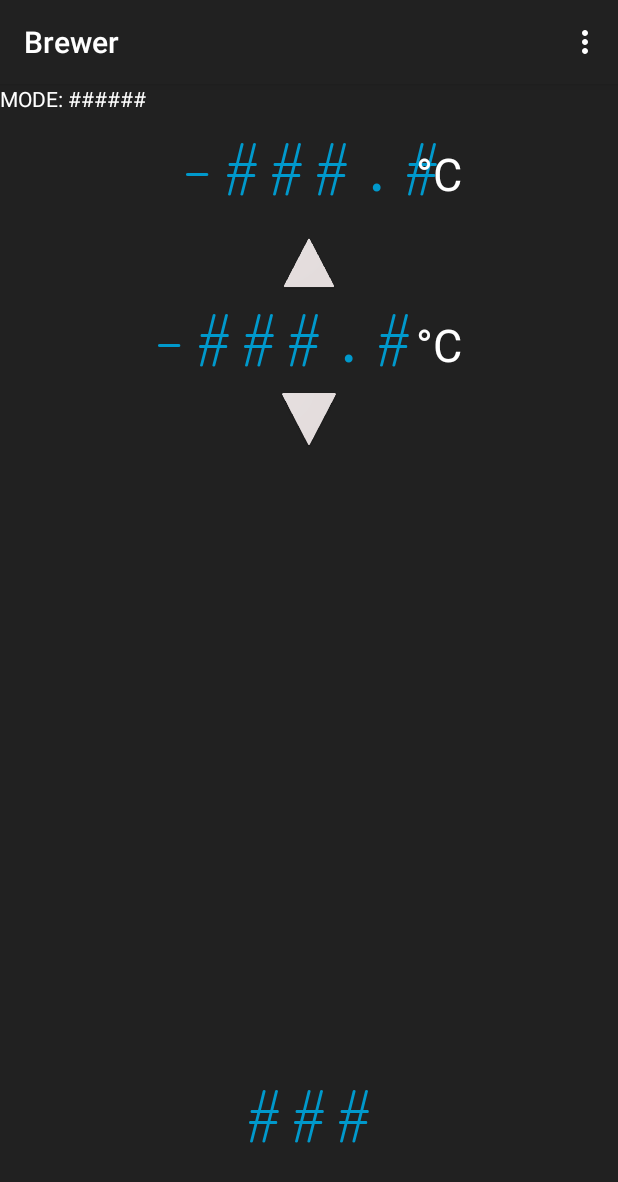
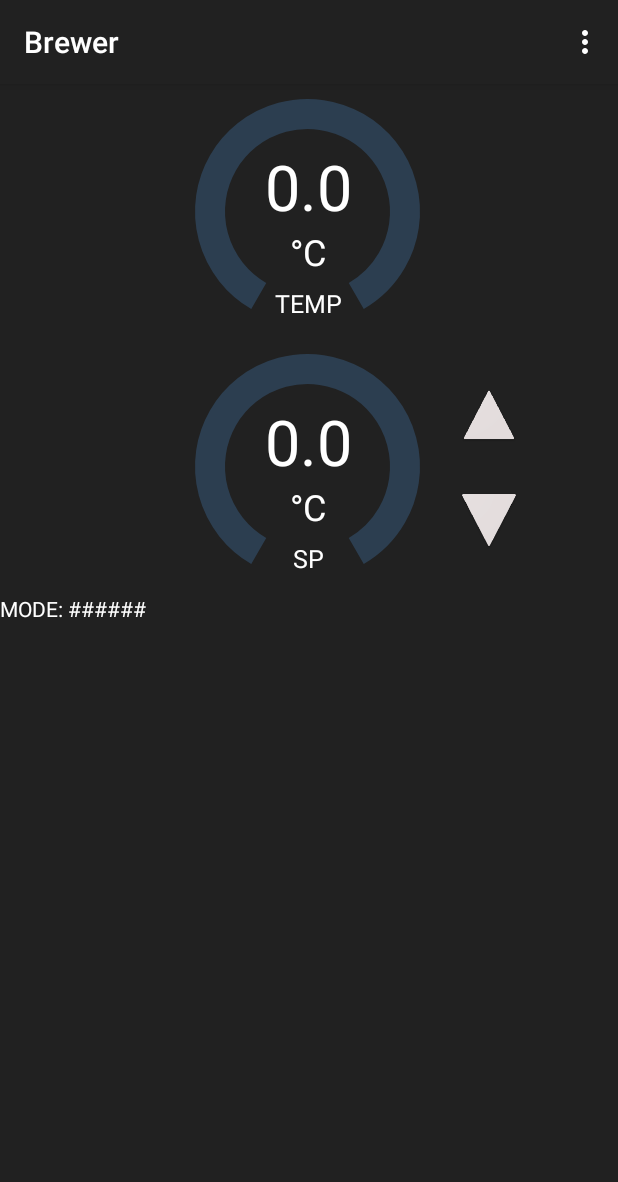
Before and after one commit to erostamas/brewer_android, an Android app: the screen it shows after launch (MainActivity), on a phone screen of 412 x 824 dp. Shown: the top 1182 px of the screen. Run offline under Robolectric (Android 15) with nearby library versions, the phone set to English and light mode, and no system bars; 1 statement that could not run was skipped.

Commit message:
Temp gauge - onclick event - need to separate sp and temp Power gauge - only started UI almost done

```diff
--- /dev/null
+++ b/Brewer/app/src/main/java/erostamas/brewer/Views/TemperatureGauge.java
@@ -0,0 +1,148 @@
+package erostamas.brewer.Views;
+
+import android.content.Context;
+import android.content.DialogInterface;
+import android.content.res.TypedArray;
+import android.graphics.Canvas;
+import android.graphics.Color;
+import android.graphics.LinearGradient;
+import android.graphics.Paint;
+import android.graphics.Path;
+import android.graphics.RadialGradient;
+import android.graphics.RectF;
+import android.graphics.Shader;
+import android.graphics.SweepGradient;
+import android.support.annotation.Nullable;
+import android.support.v7.app.AlertDialog;
+import android.text.InputType;
+import android.text.method.DigitsKeyListener;
+import android.util.AttributeSet;
+import android.view.View;
+import android.widget.EditText;
+
+import erostamas.brewer.R;
+
+import static android.graphics.Color.parseColor;
+
+/**
+ * Created by etamero on 2017.09.17..
+ */
+
+public class TemperatureGauge extends View implements View.OnClickListener {
+
+    private static final String _unit = "°C";
+    private String _name = new String();
+
+    private double _value = 0;
+    private double _min = 0.0;
+    private double _max = 100.0;
+
+    public TemperatureGauge(Context context) {
+        super(context);
+        init(null);
+    }
+
+    public TemperatureGauge(Context context, @Nullable AttributeSet attrs) {
+        super(context, attrs);
+        TypedArray ta = context.obtainStyledAttributes(attrs, R.styleable.TemperatureGauge, 0, 0);
+        try {
+            _name = ta.getString(R.styleable.TemperatureGauge_name);
+        } finally {
+            ta.recycle();
+        }
+        init(attrs);
+    }
+
+    public TemperatureGauge(Context context, @Nullable AttributeSet attrs, int defStyleAttr) {
+        super(context, attrs, defStyleAttr);
+        init(attrs);
+    }
+
+    private void init(@Nullable AttributeSet set) {
+        this.setOnClickListener(this);
+    }
+
+    public void set(double value) {
+        _value = value;
+        invalidate();
+    }
+
+    @Override
+    protected void onDraw(Canvas canvas) {
+        super.onDraw(canvas);
+        drawArcs(canvas);
+        drawValue(canvas);
+        drawName(canvas);
+    }
+
+    private void drawArcs(Canvas canvas) {
+        int x = getWidth();
+        int y = getHeight();
+        RectF topRect = new RectF(30, 30, x - 30, y - 30);
+        Paint paint =  new Paint();
+        paint.setStrokeWidth(30);
+        paint.setStyle(Paint.Style.STROKE);
+        int [] colors = {parseColor("#2471A3"), parseColor("#F7DC6F"), parseColor("#FF0000")};
+        float[] positions = {0.0f, 0.5f, 1f};
+        canvas.save();
+        canvas.rotate(90, x / 2, y / 2);
+        paint.setColor(parseColor("#2C3E50"));
+        canvas.drawArc (topRect, 30, 300, false, paint);
+        paint.setShader(new SweepGradient(x / 2, y / 2, colors, positions));
+        canvas.drawArc (topRect, 30, (float)(_value / (_max - _min) * 300), false, paint);
+        canvas.restore();
+    }
+
+    void drawValue(Canvas canvas) {
+        int x = getWidth();
+        int y = getHeight();
+        Paint paint = new Paint();
+        paint.setColor(Color.WHITE);
+
+        paint.setTextSize(y / 4);
+        String text = String.valueOf(_value);
+        canvas.drawText(text, x / 2 - paint.measureText(text) / 2, y / 2, paint);
+        paint.setTextSize(y / 7);
+        canvas.drawText(_unit, x / 2 - paint.measureText(_unit) / 2, y * 5 / 7, paint);
+    }
+
+    void drawName(Canvas canvas) {
+        int x = getWidth();
+        int y = getHeight();
+        Paint paint = new Paint();
+        paint.setColor(Color.WHITE);
+
+        paint.setTextSize(y / 10);
+        canvas.drawText(_name, x / 2 - paint.measureText(_name) / 2, y * 9 / 10, paint);
+    }
+
+    @Override
+    protected void onMeasure(int widthMeasureSpec, int heightMeasureSpec) {
+        super.onMeasure(widthMeasureSpec, widthMeasureSpec);
+    }
+
+    @Override
+    public void onClick(View v) {
+        AlertDialog.Builder builder = new AlertDialog.Builder(this.getContext());
+        builder.setTitle("Title");
+
+        final EditText input = new EditText(this.getContext());
+        input.setInputType(InputType.TYPE_CLASS_NUMBER);
+        builder.setView(input);
+
+        builder.setPositiveButton("OK", new DialogInterface.OnClickListener() {
+            @Override
+            public void onClick(DialogInterface dialog, int which) {
+                // = input.getText().toString();
+            }
+        });
+        builder.setNegativeButton("Cancel", new DialogInterface.OnClickListener() {
+            @Override
+            public void onClick(DialogInterface dialog, int which) {
+                dialog.cancel();
+            }
+        });
+
+        builder.show();
+    }
+}
--- a/Brewer/app/src/main/res/layout/fragment_control.xml
+++ b/Brewer/app/src/main/res/layout/fragment_control.xml
@@ -7,102 +7,54 @@
     tools:context="erostamas.brewer.ControlFragment">
 
     <!-- TODO: Update blank fragment layout -->
+
+    <erostamas.brewer.Views.TemperatureGauge
+        xmlns:customNS="http://schemas.android.com/apk/res/erostamas.brewer"
+        android:id="@+id/current_temp"
+        customNS:name="TEMP"
+        android:layout_width="170dp"
+        android:layout_height="match_parent"
+        android:layout_alignParentTop="true"
+        android:layout_centerHorizontal="true" />
+
+    <erostamas.brewer.Views.TemperatureGauge
+        xmlns:customNS="http://schemas.android.com/apk/res/erostamas.brewer"
+        android:id="@+id/setpoint"
+        customNS:name="SP"
+        android:layout_width="170dp"
+        android:layout_height="match_parent"
+        android:layout_below="@+id/current_temp"
+        android:layout_centerHorizontal="true"
+        android:inputType="number"/>
+
     <TextView
         android:id="@+id/current_mode"
         android:layout_width="wrap_content"
         android:layout_height="wrap_content"
-        android:layout_alignParentStart="true"
-        android:layout_alignParentTop="true"
+        android:layout_below="@+id/setpoint"
         android:text="MODE: ######"
         android:textColor="@android:color/background_light" />
 
-    <TextView
-        android:id="@+id/current_temp"
-        android:layout_width="wrap_content"
-        android:layout_height="wrap_content"
-        android:fontFamily="serif-monospace"
-        android:numeric="decimal"
-        android:text="-###.#"
-        android:textAlignment="center"
-        android:textColor="@android:color/holo_blue_dark"
-        android:textSize="50sp"
-        android:layout_below="@+id/current_mode"
-        android:layout_marginTop="10dp"
-        android:layout_centerHorizontal="true"/>
-
-    <TextView
-        android:id="@+id/setpoint"
-        android:layout_width="wrap_content"
-        android:layout_height="wrap_content"
-        android:layout_below="@+id/increase_setpoint_button"
-        android:layout_centerHorizontal="true"
-        android:layout_gravity="left|center_vertical"
-        android:layout_toEndOf="@+id/current_mode"
-        android:fontFamily="serif-monospace"
-        android:gravity="center"
-        android:numeric="decimal"
-        android:text="-###.#"
-        android:textAlignment="center"
-        android:textColor="@android:color/holo_blue_dark"
-        android:textSize="50sp" />
-
     <ImageButton
         android:id="@+id/increase_setpoint_button"
-        android:layout_width="wrap_content"
-        android:layout_height="wrap_content"
-        android:layout_centerInParent="true"
+        android:layout_width="70dp"
+        android:layout_height="70dp"
+        android:layout_alignTop="@+id/setpoint"
+        android:layout_centerHorizontal="true"
         android:layout_marginBottom="0dp"
+        android:layout_marginTop="15dp"
+        android:layout_toRightOf="@+id/setpoint"
         android:background="@null"
-        android:src="@mipmap/increase"
-        android:layout_below="@+id/current_temp"
-        android:layout_marginTop="10dp"
-        android:layout_centerHorizontal="true"/>
+        android:src="@mipmap/increase" />
 
     <ImageButton
         android:id="@+id/decrease_setpoint_button"
-        android:layout_width="wrap_content"
-        android:layout_height="wrap_content"
+        android:layout_width="70dp"
+        android:layout_height="70dp"
         android:src="@mipmap/decrease"
         android:background="@null"
-        android:layout_below="@+id/setpoint"
-        android:layout_centerHorizontal="true"/>
+        android:layout_below="@+id/increase_setpoint_button"
+        android:layout_toRightOf="@+id/setpoint"/>
 
-    <TextView
-        android:id="@+id/current_output"
-        android:layout_width="wrap_content"
-        android:layout_height="wrap_content"
-        android:layout_gravity="left|center_vertical"
-        android:fontFamily="serif-monospace"
-        android:gravity="center"
-        android:numeric="decimal"
-        android:text="###"
-        android:textAlignment="center"
-        android:textColor="@android:color/holo_blue_dark"
-        android:textSize="50sp"
-        android:layout_alignParentBottom="true"
-        android:layout_centerHorizontal="true"
-        android:layout_marginBottom="51dp" />
-
-    <TextView
-        android:id="@+id/current_temp_unit"
-        android:layout_width="wrap_content"
-        android:layout_height="wrap_content"
-        android:text="°C"
-        android:textColor="@android:color/background_light"
-        android:textSize="30sp"
-        android:layout_alignBaseline="@+id/current_temp"
-        android:layout_alignBottom="@+id/current_temp"
-        android:layout_alignStart="@+id/setpoint_unit" />
-
-    <TextView
-        android:id="@+id/setpoint_unit"
-        android:layout_width="wrap_content"
-        android:layout_height="wrap_content"
-        android:text="°C"
-        android:textColor="@android:color/background_light"
-        android:textSize="30sp"
-        android:layout_alignBaseline="@+id/setpoint"
-        android:layout_alignBottom="@+id/setpoint"
-        android:layout_toEndOf="@+id/setpoint" />
 
 </RelativeLayout>
--- /dev/null
+++ b/Brewer/app/src/main/res/values/attrs.xml
@@ -0,0 +1,6 @@
+<?xml version="1.0" encoding="utf-8"?>
+<resources>
+    <declare-styleable name="TemperatureGauge">
+        <attr name="name" format="string" />
+    </declare-styleable>
+</resources>
```
Also changed, not shown: Brewer/app/src/main/java/erostamas/brewer/MainActivity.java (+9 -7 lines), Brewer/app/src/main/java/erostamas/brewer/Views/PowerMeter.java (added, +100 -0 lines), Brewer/app/src/main/res/layout/custom.xml (added, +13 -0 lines), 1 other file.
